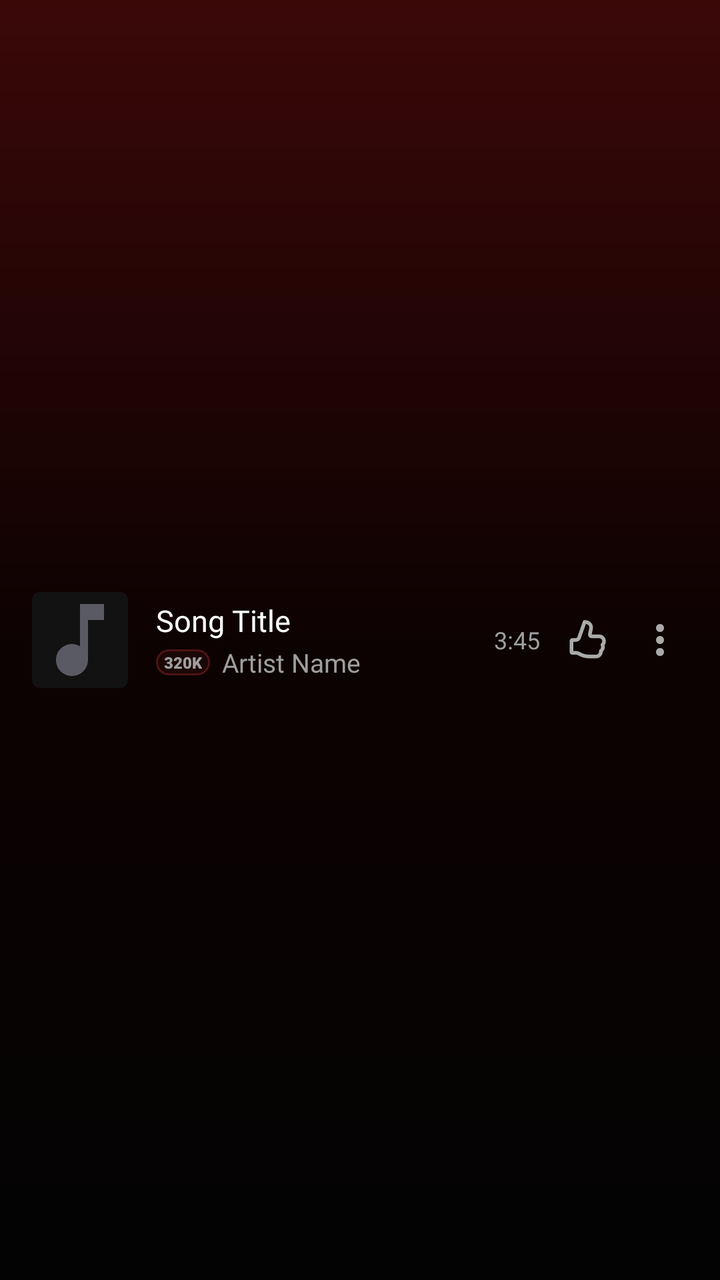
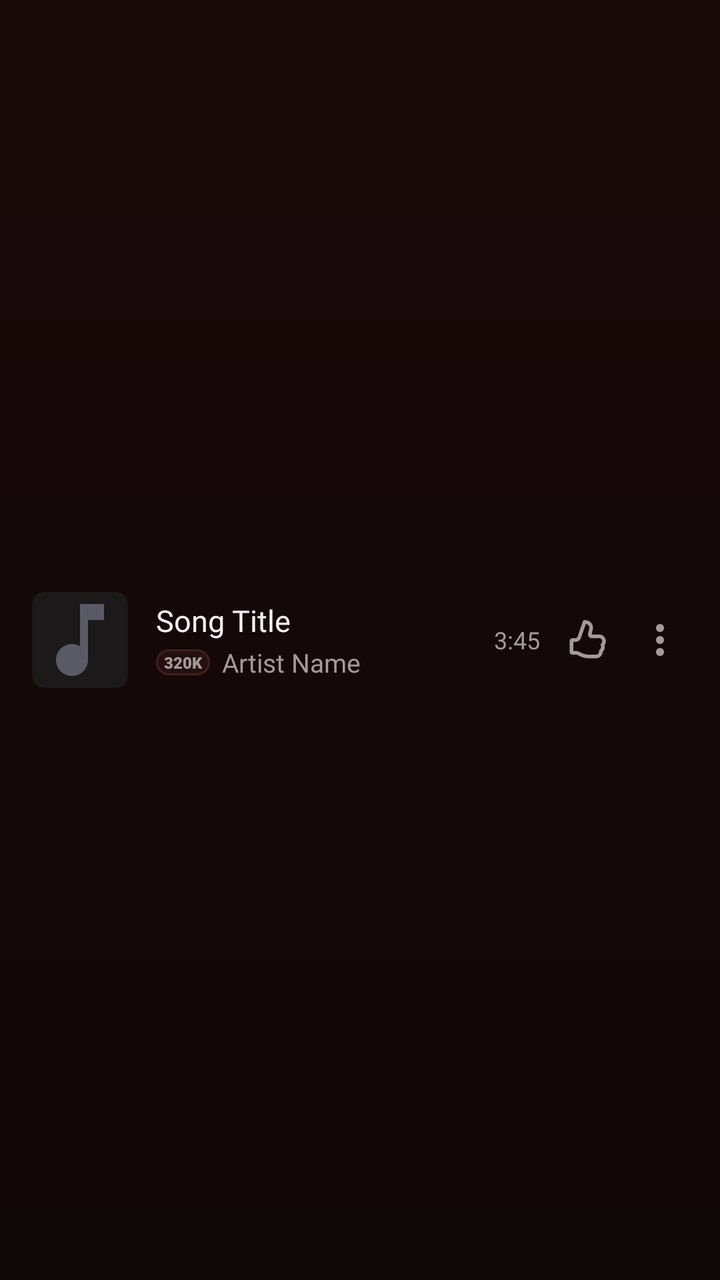

The first picture is an Android layout as it rendered before a commit; the second is the same layout after the commit. The layout source and the unified diff follow.
<!-- AndroidManifest.xml: application theme Theme.BraveMusicPlayer -->
<!-- res/layout/item_song.xml -->
<?xml version="1.0" encoding="utf-8"?>
<LinearLayout xmlns:android="http://schemas.android.com/apk/res/android"
    xmlns:app="http://schemas.android.com/apk/res-auto"
    android:layout_width="match_parent"
    android:layout_height="wrap_content"
    android:background="?android:attr/selectableItemBackground"
    android:gravity="center_vertical"
    android:orientation="horizontal"
    android:paddingStart="16dp"
    android:paddingTop="8dp"
    android:paddingEnd="12dp"
    android:paddingBottom="8dp">

    
    <androidx.cardview.widget.CardView
        android:layout_width="48dp"
        android:layout_height="48dp"
        app:cardBackgroundColor="@color/ytm_surface_dark"
        app:cardCornerRadius="4dp"
        app:cardElevation="0dp">

        <ImageView
            android:id="@+id/ivCover"
            android:layout_width="match_parent"
            android:layout_height="match_parent"
            android:contentDescription="Cover Art"
            android:scaleType="centerCrop"
            android:src="@drawable/ic_music_note" />
    </androidx.cardview.widget.CardView>

    
    <LinearLayout
        android:layout_width="0dp"
        android:layout_height="wrap_content"
        android:layout_marginStart="14dp"
        android:layout_marginEnd="8dp"
        android:layout_weight="1"
        android:orientation="vertical">

        <TextView
            android:id="@+id/tvSongTitle"
            android:layout_width="wrap_content"
            android:layout_height="wrap_content"
            android:ellipsize="end"
            android:fontFamily="@font/youtube_sans_bold_font"
            android:maxLines="1"
            android:text="Song Title"
            android:textColor="@color/ytm_text_primary"
            android:textSize="15sp" />

        <LinearLayout
            android:layout_width="wrap_content"
            android:layout_height="wrap_content"
            android:layout_marginTop="2dp"
            android:gravity="center_vertical"
            android:orientation="horizontal">

            <TextView
                android:id="@+id/tvHiFiBadge"
                android:layout_width="wrap_content"
                android:layout_height="wrap_content"
                android:layout_marginEnd="6dp"
                android:background="@drawable/bg_pill_badge"
                android:fontFamily="sans-serif-black"
                android:paddingStart="4dp"
                android:paddingTop="1dp"
                android:paddingEnd="4dp"
                android:paddingBottom="1dp"
                android:text="320K"
                android:textColor="@color/ytm_text_secondary"
                android:textSize="8sp" />

            <TextView
                android:id="@+id/tvSongArtist"
                android:layout_width="wrap_content"
                android:layout_height="wrap_content"
                android:ellipsize="end"
                android:fontFamily="sans-serif"
                android:maxLines="1"
                android:text="Artist Name"
                android:textColor="@color/ytm_text_secondary"
                android:textSize="13sp" />

            <TextView
                android:id="@+id/tvSongAlbum"
                android:layout_width="wrap_content"
                android:layout_height="wrap_content"
                android:ellipsize="end"
                android:fontFamily="sans-serif"
                android:maxLines="1"
                android:text=""
                android:textColor="@color/ytm_text_tertiary"
                android:textSize="11sp"
                android:visibility="gone" />
        </LinearLayout>
    </LinearLayout>

    
    <TextView
        android:id="@+id/tvSongDuration"
        android:layout_width="wrap_content"
        android:layout_height="wrap_content"
        android:layout_marginEnd="6dp"
        android:fontFamily="sans-serif"
        android:text="3:45"
        android:textColor="@color/ytm_text_secondary"
        android:textSize="12sp" />

    
    <ImageView
        android:id="@+id/btnLikeSong"
        android:layout_width="36dp"
        android:layout_height="36dp"
        android:background="?android:attr/selectableItemBackgroundBorderless"
        android:contentDescription="Like Song"
        android:padding="7dp"
        android:src="@drawable/ic_ytm_thumb_up_outline"
        app:tint="@color/ytm_icon_inactive" />

    
    <ImageView
        android:id="@+id/btnAddToQueue"
        android:layout_width="36dp"
        android:layout_height="36dp"
        android:background="?android:attr/selectableItemBackgroundBorderless"
        android:contentDescription="Song Options"
        android:padding="6dp"
        android:src="@drawable/ic_ytm_overflow"
        app:tint="@color/ytm_icon_inactive" />

</LinearLayout>
<!-- resources referenced by this layout -->
<resources>
  <color name="ytm_icon_inactive">#AAAAAA</color>
  <color name="ytm_surface_dark">#121212</color>
  <color name="ytm_text_primary">#FFFFFF</color>
  <color name="ytm_text_secondary">#9F9F9F</color>
  <color name="ytm_text_tertiary">#9F9F9F</color>
  <!-- drawable bg_pill_badge (drawable) -->
  <?xml version="1.0" encoding="utf-8"?>
  <shape xmlns:android="http://schemas.android.com/apk/res/android"
      android:shape="rectangle">
      <solid android:color="@color/card_red_tint_surface" />
      <stroke
          android:width="1dp"
          android:color="@color/card_red_tint_border" />
      <corners android:radius="8dp" />
  </shape>
  <!-- drawable ic_music_note (drawable) -->
  <vector xmlns:android="http://schemas.android.com/apk/res/android"
      android:width="24dp"
      android:height="24dp"
      android:viewportWidth="24"
      android:viewportHeight="24">
      <path
          android:fillColor="#5A5A64"
          android:pathData="M12,3v10.55c-0.59,-0.34 -1.27,-0.55 -2,-0.55 -2.21,0 -4,1.79 -4,4s1.79,4 4,4 4,-1.79 4,-4V7h4V3h-6z"/>
  </vector>
  <!-- drawable ic_ytm_overflow (drawable) -->
  <?xml version="1.0" encoding="utf-8"?>
  <vector  android:height="24.0dp" android:width="24.0dp" android:viewportWidth="24.0" android:viewportHeight="24.0"
    xmlns:android="http://schemas.android.com/apk/res/android">
      <path android:fillColor="@android:color/white" android:pathData="M12,4a2,2 0,1 0,0 4,2 2,0 0,0 0,-4ZM12,10a2,2 0,1 0,0 4,2 2,0 0,0 0,-4ZM12,16a2,2 0,1 0,0 4,2 2,0 0,0 0,-4Z" />
  </vector>
  <style name="Theme.BraveMusicPlayer" parent="Theme.MaterialComponents.DayNight.NoActionBar">
          <item name="colorPrimary">@color/youtube_red</item>
          <item name="colorPrimaryVariant">@color/surface_black</item>
          <item name="colorOnPrimary">@color/white_primary</item>
          <item name="colorSecondary">@color/youtube_red</item>
          <item name="colorSecondaryVariant">@color/youtube_red</item>
          <item name="colorOnSecondary">@color/white_primary</item>
          <item name="android:colorBackground">@color/deep_black</item>
          <item name="android:statusBarColor">@color/ytm_bg_top_glow</item>
          <item name="android:navigationBarColor">@color/surface_black</item>
          <item name="android:windowBackground">@drawable/bg_ytm_gradient</item>
          <item name="bottomSheetDialogTheme">@style/YtmBottomSheetDialogTheme</item>
      </style>
  <color name="card_red_tint_surface">#1C0707</color>
  <color name="card_red_tint_border">#4E1414</color>
  <color name="youtube_red">#FF0000</color>
  <color name="surface_black">#121212</color>
  <color name="white_primary">#FFFFFF</color>
  <color name="deep_black">#030303</color>
  <color name="ytm_bg_top_glow">#3B0808</color>
  <!-- drawable bg_ytm_gradient (drawable) -->
  <?xml version="1.0" encoding="utf-8"?>
  <shape xmlns:android="http://schemas.android.com/apk/res/android"
      android:shape="rectangle">
      <gradient
          android:angle="270"
          android:startColor="@color/ytm_bg_top_glow"
          android:centerColor="@color/ytm_bg_middle"
          android:endColor="@color/ytm_bg_main"
          android:type="linear" />
  </shape>
  <style name="YtmBottomSheetDialogTheme" parent="Theme.Design.Light.BottomSheetDialog">
          <item name="bottomSheetStyle">@style/YtmBottomSheetStyle</item>
          <item name="android:windowIsFloating">false</item>
          <item name="android:navigationBarColor">@color/surface_black</item>
      </style>
  <color name="ytm_bg_middle">#0D0202</color>
  <color name="ytm_bg_main">#030303</color>
  <style name="YtmBottomSheetStyle" parent="Widget.Design.BottomSheet.Modal">
          <item name="android:background">@android:color/transparent</item>
      </style>
  <!-- unchanged entries left out for length: 1 -->
</resources>

<!-- the commit's change to res/layout/item_song.xml (unified diff, before → after) -->
@@ -15,8 +15,8 @@
     <androidx.cardview.widget.CardView
         android:layout_width="48dp"
         android:layout_height="48dp"
-        app:cardBackgroundColor="@color/ytm_surface_dark"
-        app:cardCornerRadius="4dp"
+        app:cardBackgroundColor="@color/surfaceCard"
+        app:cardCornerRadius="6dp"
         app:cardElevation="0dp">
 
         <ImageView
@@ -45,7 +45,7 @@
             android:fontFamily="@font/youtube_sans_bold_font"
             android:maxLines="1"
             android:text="Song Title"
-            android:textColor="@color/ytm_text_primary"
+            android:textColor="@color/textPrimary"
             android:textSize="15sp" />
 
         <LinearLayout
@@ -67,7 +67,7 @@
                 android:paddingEnd="4dp"
                 android:paddingBottom="1dp"
                 android:text="320K"
-                android:textColor="@color/ytm_text_secondary"
+                android:textColor="@color/textSecondary"
                 android:textSize="8sp" />
 
             <TextView
@@ -78,7 +78,7 @@
                 android:fontFamily="sans-serif"
                 android:maxLines="1"
                 android:text="Artist Name"
-                android:textColor="@color/ytm_text_secondary"
+                android:textColor="@color/textSecondary"
                 android:textSize="13sp" />
 
             <TextView
@@ -89,7 +89,7 @@
                 android:fontFamily="sans-serif"
                 android:maxLines="1"
                 android:text=""
-                android:textColor="@color/ytm_text_tertiary"
+                android:textColor="@color/textDisabled"
                 android:textSize="11sp"
                 android:visibility="gone" />
         </LinearLayout>
@@ -103,7 +103,7 @@
         android:layout_marginEnd="6dp"
         android:fontFamily="sans-serif"
         android:text="3:45"
-        android:textColor="@color/ytm_text_secondary"
+        android:textColor="@color/textSecondary"
         android:textSize="12sp" />
 
     
@@ -115,7 +115,7 @@
         android:contentDescription="Like Song"
         android:padding="7dp"
         android:src="@drawable/ic_ytm_thumb_up_outline"
-        app:tint="@color/ytm_icon_inactive" />
+        app:tint="@color/textSecondary" />
 
     
     <ImageView
@@ -126,6 +126,6 @@
         android:contentDescription="Song Options"
         android:padding="6dp"
         android:src="@drawable/ic_ytm_overflow"
-        app:tint="@color/ytm_icon_inactive" />
+        app:tint="@color/textSecondary" />
 
 </LinearLayout>
<!-- resource entries referenced after the edit -->
@@ -1,19 +1,18 @@
 <!-- resources referenced by this layout -->
 <resources>
-  <color name="ytm_icon_inactive">#AAAAAA</color>
-  <color name="ytm_surface_dark">#121212</color>
-  <color name="ytm_text_primary">#FFFFFF</color>
-  <color name="ytm_text_secondary">#9F9F9F</color>
-  <color name="ytm_text_tertiary">#9F9F9F</color>
+  <color name="surfaceCard">#1B1919</color>
+  <color name="textDisabled">#686060</color>
+  <color name="textPrimary">#F5F1F1</color>
+  <color name="textSecondary">#A49A9A</color>
   <!-- drawable bg_pill_badge (drawable) -->
   <?xml version="1.0" encoding="utf-8"?>
   <shape xmlns:android="http://schemas.android.com/apk/res/android"
       android:shape="rectangle">
-      <solid android:color="@color/card_red_tint_surface" />
+      <solid android:color="@color/surfaceElevated" />
       <stroke
           android:width="1dp"
-          android:color="@color/card_red_tint_border" />
-      <corners android:radius="8dp" />
+          android:color="@color/borderSubtle" />
+      <corners android:radius="6dp" />
   </shape>
   <!-- drawable ic_music_note (drawable) -->
   <vector xmlns:android="http://schemas.android.com/apk/res/android"
@@ -32,44 +31,40 @@
       <path android:fillColor="@android:color/white" android:pathData="M12,4a2,2 0,1 0,0 4,2 2,0 0,0 0,-4ZM12,10a2,2 0,1 0,0 4,2 2,0 0,0 0,-4ZM12,16a2,2 0,1 0,0 4,2 2,0 0,0 0,-4Z" />
   </vector>
   <style name="Theme.BraveMusicPlayer" parent="Theme.MaterialComponents.DayNight.NoActionBar">
-          <item name="colorPrimary">@color/youtube_red</item>
-          <item name="colorPrimaryVariant">@color/surface_black</item>
-          <item name="colorOnPrimary">@color/white_primary</item>
-          <item name="colorSecondary">@color/youtube_red</item>
-          <item name="colorSecondaryVariant">@color/youtube_red</item>
-          <item name="colorOnSecondary">@color/white_primary</item>
-          <item name="android:colorBackground">@color/deep_black</item>
-          <item name="android:statusBarColor">@color/ytm_bg_top_glow</item>
-          <item name="android:navigationBarColor">@color/surface_black</item>
+          <item name="colorPrimary">@color/accentPrimary</item>
+          <item name="colorPrimaryVariant">@color/surfaceCard</item>
+          <item name="colorOnPrimary">@color/textPrimary</item>
+          <item name="colorSecondary">@color/accentPrimary</item>
+          <item name="colorSecondaryVariant">@color/accentPressed</item>
+          <item name="colorOnSecondary">@color/textPrimary</item>
+          <item name="android:colorBackground">@color/background</item>
+          <item name="android:statusBarColor">@color/background</item>
+          <item name="android:navigationBarColor">@color/background</item>
           <item name="android:windowBackground">@drawable/bg_ytm_gradient</item>
-          <item name="bottomSheetDialogTheme">@style/YtmBottomSheetDialogTheme</item>
+          <item name="bottomSheetDialogTheme">@style/MelodyBottomSheetDialogTheme</item>
       </style>
-  <color name="card_red_tint_surface">#1C0707</color>
-  <color name="card_red_tint_border">#4E1414</color>
-  <color name="youtube_red">#FF0000</color>
-  <color name="surface_black">#121212</color>
-  <color name="white_primary">#FFFFFF</color>
-  <color name="deep_black">#030303</color>
-  <color name="ytm_bg_top_glow">#3B0808</color>
+  <color name="surfaceElevated">#241010</color>
+  <color name="borderSubtle">#422020</color>
+  <color name="accentPrimary">#B8203A</color>
+  <color name="accentPressed">#8F1830</color>
+  <color name="background">#100707</color>
   <!-- drawable bg_ytm_gradient (drawable) -->
   <?xml version="1.0" encoding="utf-8"?>
   <shape xmlns:android="http://schemas.android.com/apk/res/android"
       android:shape="rectangle">
       <gradient
           android:angle="270"
-          android:startColor="@color/ytm_bg_top_glow"
-          android:centerColor="@color/ytm_bg_middle"
-          android:endColor="@color/ytm_bg_main"
+          android:startColor="@color/backgroundSecondary"
+          android:endColor="@color/background"
           android:type="linear" />
   </shape>
-  <style name="YtmBottomSheetDialogTheme" parent="Theme.Design.Light.BottomSheetDialog">
-          <item name="bottomSheetStyle">@style/YtmBottomSheetStyle</item>
+  <style name="MelodyBottomSheetDialogTheme" parent="Theme.Design.Light.BottomSheetDialog">
+          <item name="bottomSheetStyle">@style/MelodyBottomSheetStyle</item>
           <item name="android:windowIsFloating">false</item>
-          <item name="android:navigationBarColor">@color/surface_black</item>
+          <item name="android:navigationBarColor">@color/background</item>
       </style>
-  <color name="ytm_bg_middle">#0D0202</color>
-  <color name="ytm_bg_main">#030303</color>
-  <style name="YtmBottomSheetStyle" parent="Widget.Design.BottomSheet.Modal">
+  <color name="backgroundSecondary">#190909</color>
+  <style name="MelodyBottomSheetStyle" parent="Widget.Design.BottomSheet.Modal">
           <item name="android:background">@android:color/transparent</item>
       </style>
   <!-- unchanged entries left out for length: 1 -->
